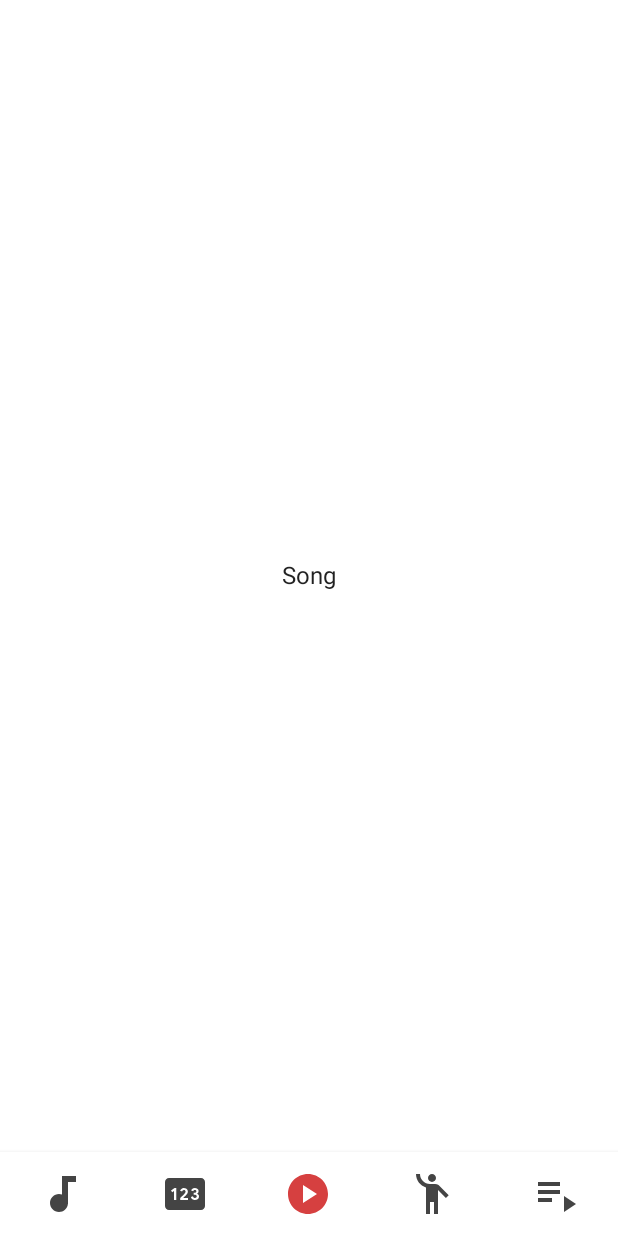
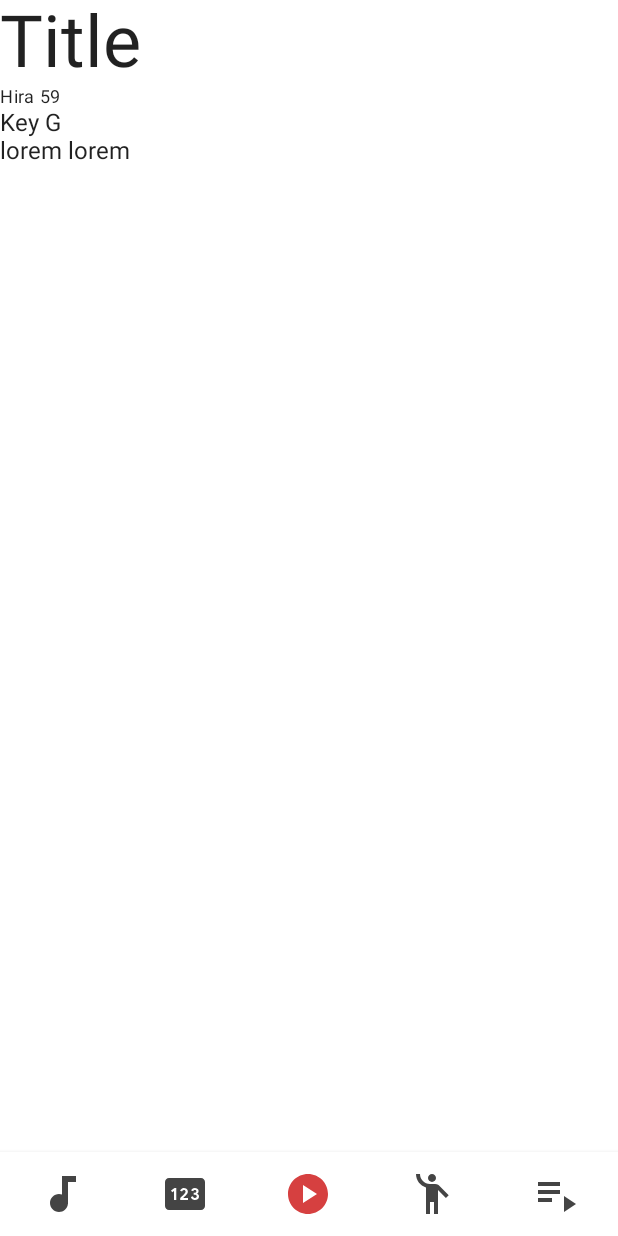
Before and after one commit to mianala/fiderana, an Android app built with Jetpack Compose: the SongScreen screen opened through its navigation route, on a phone screen of 412 x 824 dp. Run offline under Robolectric (Android 15) with nearby library versions, the phone set to English and light mode, and no system bars.

Commit message:
Added header and caption

```diff
--- a/app/src/main/java/com/mianala/fiderana/MainActivity.kt
+++ b/app/src/main/java/com/mianala/fiderana/MainActivity.kt
@@ -549,11 +549,11 @@ fun SongsScreen() {
 
 @Composable
 fun SongScreen() {
-    Box(
-        modifier = Modifier.fillMaxSize(),
-        contentAlignment = Alignment.Center
-    ) {
-        Text("Song")
+    Column{
+        Text(text = "Title", style = MaterialTheme.typography.h3)
+        Text(text = "Hira 59", style = MaterialTheme.typography.caption)
+        Text(text = "Key G")
+        Text(text = "lorem lorem")
     }
 }
 
```
